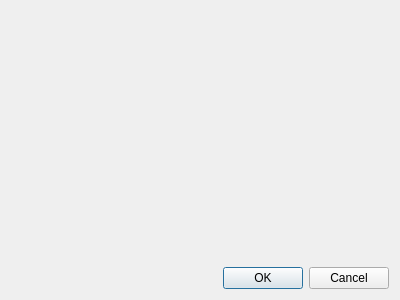
Before: the Qt Designer form gui/forms/editaddressdialog.ui in raffermeko/bitcoin, drawn with Qt 5.
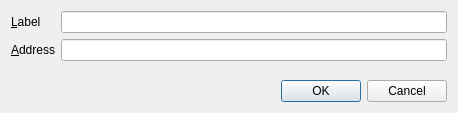
After: the same form once the commit is applied.

```diff
--- a/gui/forms/editaddressdialog.ui
+++ b/gui/forms/editaddressdialog.ui
@@ -6,8 +6,8 @@
    <rect>
     <x>0</x>
     <y>0</y>
-    <width>400</width>
-    <height>300</height>
+    <width>458</width>
+    <height>113</height>
    </rect>
   </property>
   <property name="windowTitle">
@@ -15,17 +15,37 @@
   </property>
   <layout class="QVBoxLayout" name="verticalLayout">
    <item>
-    <spacer name="verticalSpacer">
-     <property name="orientation">
-      <enum>Qt::Vertical</enum>
+    <layout class="QFormLayout" name="formLayout">
+     <property name="fieldGrowthPolicy">
+      <enum>QFormLayout::AllNonFixedFieldsGrow</enum>
      </property>
-     <property name="sizeHint" stdset="0">
-      <size>
-       <width>20</width>
-       <height>40</height>
-      </size>
-     </property>
-    </spacer>
+     <item row="0" column="0">
+      <widget class="QLabel" name="label">
+       <property name="text">
+        <string>&amp;Label</string>
+       </property>
+       <property name="buddy">
+        <cstring>labelEdit</cstring>
+       </property>
+      </widget>
+     </item>
+     <item row="1" column="0">
+      <widget class="QLabel" name="label_2">
+       <property name="text">
+        <string>&amp;Address</string>
+       </property>
+       <property name="buddy">
+        <cstring>addressEdit</cstring>
+       </property>
+      </widget>
+     </item>
+     <item row="0" column="1">
+      <widget class="QLineEdit" name="labelEdit"/>
+     </item>
+     <item row="1" column="1">
+      <widget class="QLineEdit" name="addressEdit"/>
+     </item>
+    </layout>
    </item>
    <item>
     <widget class="QDialogButtonBox" name="buttonBox">
```
Left out of the diff: 2 changed lines with no effect on the pictures.
